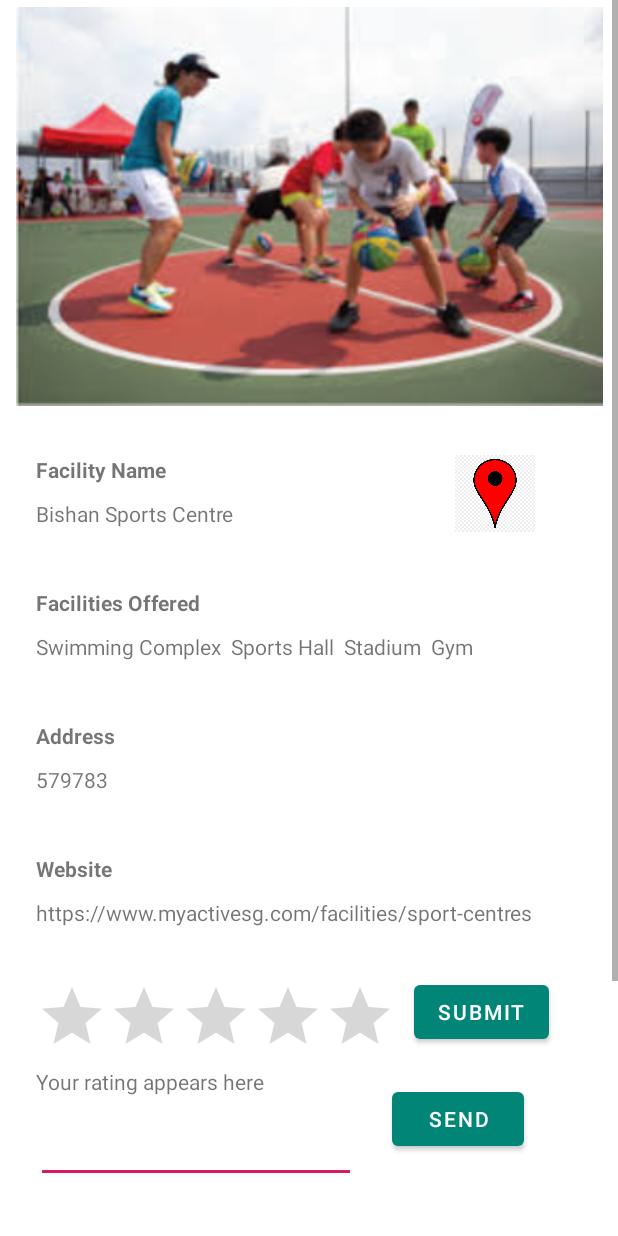
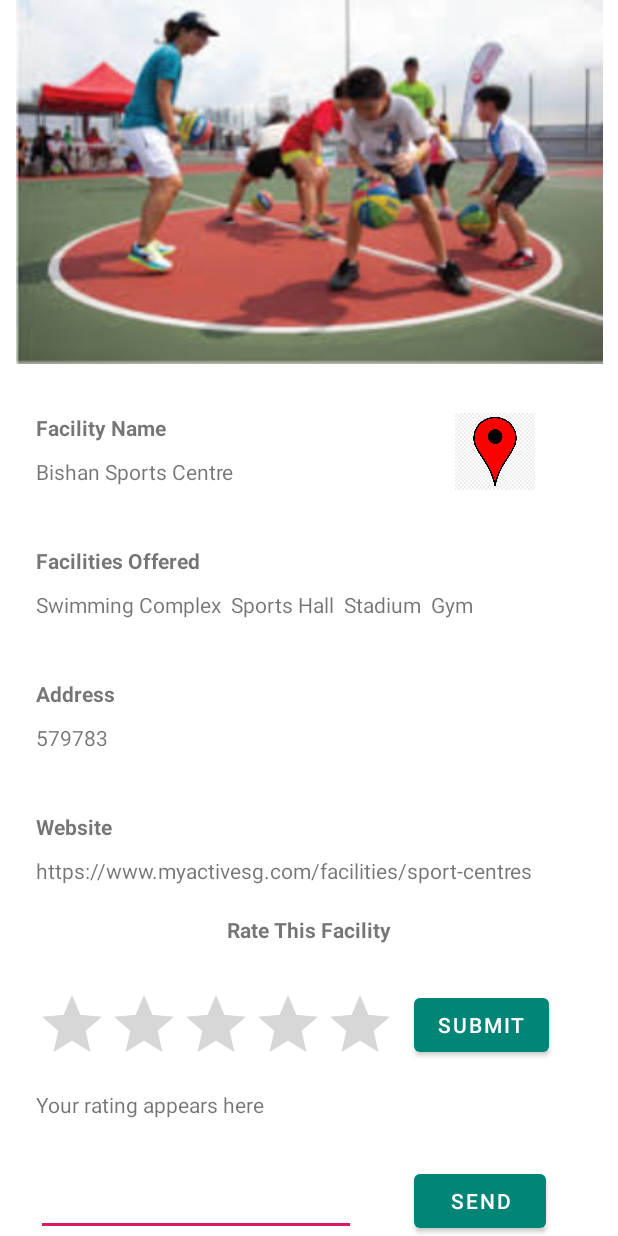
Before and after one commit to rectuspin/CZ2006_final, an Android app: the DisplayAll screen opened directly, with no data from a screen before it, after a tap on "Bishan Sports Centre", on a phone screen of 412 x 824 dp. Run offline under Robolectric (Android 15) with nearby library versions, the phone set to English and light mode, and no system bars; our stand-ins replace Firebase (no records; nobody signed in at launch, a user with empty details on screens opened directly); 3 statements that could not run were skipped.

Commit message:
UI updates

```diff
--- a/app/src/main/java/com/example/athletica/ui/home/HomeActivity.java
+++ b/app/src/main/java/com/example/athletica/ui/home/HomeActivity.java
@@ -172,7 +172,6 @@ public class HomeActivity extends AppCompatActivity {
         displayController = new DisplayController(this, 1);
         displayController.getFeaturedEvents(this);
 
-
     }
 
     public void initRecyclerView(int id, ArrayList<String> names, ArrayList<String> index) {
--- a/app/src/main/java/com/example/athletica/ui/search/DisplayAll.java
+++ b/app/src/main/java/com/example/athletica/ui/search/DisplayAll.java
@@ -1,8 +1,10 @@
 package com.example.athletica.ui.search;
 
 
+import android.os.Build;
 import android.os.Bundle;
 
+import androidx.annotation.RequiresApi;
 import androidx.appcompat.app.AppCompatActivity;
 import androidx.recyclerview.widget.LinearLayoutManager;
 import androidx.recyclerview.widget.RecyclerView;
@@ -22,6 +24,7 @@ public class DisplayAll extends AppCompatActivity {
     private DisplayController displayController;
 
 
+    @RequiresApi(api = Build.VERSION_CODES.N)
     @Override
     protected void onCreate(Bundle savedInstanceState) {
         super.onCreate(savedInstanceState);
--- a/app/src/main/java/com/example/athletica/ui/search/Layout_mainpage.java
+++ b/app/src/main/java/com/example/athletica/ui/search/Layout_mainpage.java
@@ -39,6 +39,11 @@ public class Layout_mainpage extends RecyclerView.Adapter<Layout_mainpage.ViewHo
         View view = LayoutInflater.from(parent.getContext()).inflate(R.layout.layout_mainpage, parent, false);
         return new ViewHolder(view);
     }
+
+
+
+
+
 
     @Override
     public void onBindViewHolder(ViewHolder holder, final int position) {
--- a/app/src/main/res/layout/activity_view_facility.xml
+++ b/app/src/main/res/layout/activity_view_facility.xml
@@ -24,11 +24,11 @@
                 android:layout_alignParentTop="true"
                 android:layout_centerHorizontal="true"
                 android:layout_marginStart="24dp"
-                android:layout_marginTop="36dp"
+                android:layout_marginTop="30dp"
                 android:numStars="5"
                 android:stepSize="0.5"
                 app:layout_constraintStart_toStartOf="parent"
-                app:layout_constraintTop_toBottomOf="@+id/website" />
+                app:layout_constraintTop_toBottomOf="@+id/textView6" />
 
             <ImageView
                 android:id="@+id/facility_imageView"
@@ -142,8 +142,10 @@
                 android:id="@+id/rating_display_text_View"
                 android:layout_width="201dp"
                 android:layout_height="22dp"
+                android:layout_marginStart="24dp"
+                android:layout_marginTop="10dp"
                 android:text="Your rating appears here"
-                app:layout_constraintStart_toStartOf="@+id/facility_rating_bar"
+                app:layout_constraintStart_toStartOf="parent"
                 app:layout_constraintTop_toBottomOf="@+id/facility_rating_bar" />
 
             <Button
@@ -151,10 +153,10 @@
                 android:layout_width="wrap_content"
                 android:layout_height="wrap_content"
                 android:layout_marginStart="12dp"
-                android:layout_marginTop="296dp"
+                android:layout_marginTop="30dp"
                 android:text="SUBMIT"
                 app:layout_constraintStart_toEndOf="@+id/facility_rating_bar"
-                app:layout_constraintTop_toBottomOf="@+id/map_button" />
+                app:layout_constraintTop_toBottomOf="@+id/textView6" />
 
             <EditText
                 android:id="@+id/add_comment"
@@ -164,11 +166,11 @@
 
                 android:layout_marginStart="24dp"
 
-                android:layout_marginTop="32dp"
+                android:layout_marginTop="30dp"
                 android:ems="10"
                 android:inputType="textPersonName"
                 app:layout_constraintStart_toStartOf="parent"
-                app:layout_constraintTop_toBottomOf="@+id/facility_rating_bar"
+                app:layout_constraintTop_toBottomOf="@+id/rating_display_text_View"
                 tools:text="Add a comment" />
 
             <Button
@@ -176,26 +178,54 @@
                 android:layout_width="wrap_content"
                 android:layout_height="wrap_content"
 
-                android:layout_marginStart="24dp"
+                android:layout_marginStart="12dp"
+                android:layout_marginTop="28dp"
+
                 android:text="SEND"
-                app:layout_constraintBottom_toBottomOf="parent"
-                app:layout_constraintStart_toEndOf="@+id/add_comment"
-                app:layout_constraintTop_toBottomOf="@+id/submit_button"
-
-                app:layout_constraintVertical_bias="0.079" />
+                app:layout_constraintStart_toEndOf="@+id/facility_rating_bar"
+                app:layout_constraintTop_toBottomOf="@+id/rating_display_text_View" />
 
             <ListView
                 android:id="@+id/list_view_comment"
                 android:layout_width="331dp"
                 android:layout_height="200dp"
-                android:layout_marginStart="30dp"
-                android:layout_marginTop="50dp"
+                android:layout_marginStart="24dp"
+                android:layout_marginTop="30dp"
+                android:layout_marginEnd="24dp"
+                android:layout_marginBottom="10dp"
                 android:nestedScrollingEnabled="true"
                 android:scrollingCache="true"
                 android:smoothScrollbar="true"
+                app:layout_constraintBottom_toBottomOf="parent"
+                app:layout_constraintEnd_toEndOf="parent"
                 app:layout_constraintStart_toStartOf="parent"
-                app:layout_constraintTop_toBottomOf="@id/add_comment" />
+                app:layout_constraintTop_toTopOf="@+id/textView7" />
 
+            <TextView
+                android:id="@+id/textView6"
+                android:layout_width="wrap_content"
+                android:layout_height="wrap_content"
+                android:layout_marginStart="120dp"
+                android:layout_marginTop="20dp"
+                android:layout_marginEnd="120dp"
+                android:text="Rate This Facility"
+                android:textStyle="bold"
+                app:layout_constraintEnd_toEndOf="parent"
+                app:layout_constraintStart_toStartOf="parent"
+                app:layout_constraintTop_toBottomOf="@+id/website" />
+
+            <TextView
+                android:id="@+id/textView7"
+                android:layout_width="wrap_content"
+                android:layout_height="wrap_content"
+                android:layout_marginStart="120dp"
+                android:layout_marginTop="20dp"
+                android:layout_marginEnd="120dp"
+                android:text="Comments"
+                android:textStyle="bold"
+                app:layout_constraintEnd_toEndOf="parent"
+                app:layout_constraintStart_toStartOf="parent"
+                app:layout_constraintTop_toBottomOf="@+id/add_comment" />
 
 
         </androidx.constraintlayout.widget.ConstraintLayout>
```
